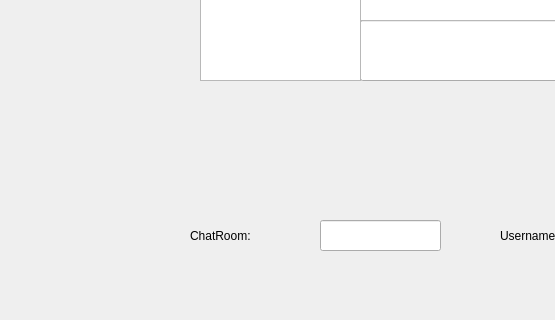
First picture: the form in Chat/UIChat/mainwindow.ui, repository VitaliyKolbasiuk/Chat, before the edit; both pictures show x 0 to 555 and y 430 to 750 of the 1063 by 750 pixel window.
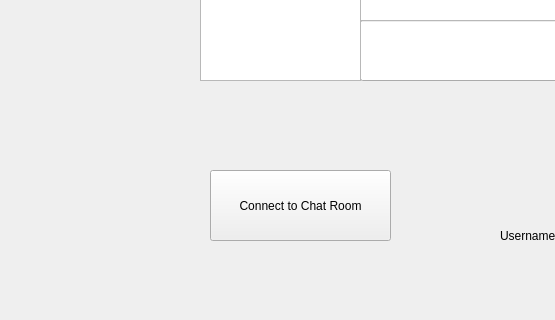
Second picture: the form after the edit.

Commit message: Fix close connection with user. Add modal dialogue to find chat room

```diff
--- a/Chat/UIChat/mainwindow.ui
+++ b/Chat/UIChat/mainwindow.ui
@@ -14,19 +14,6 @@
    <string>MainWindow</string>
   </property>
   <widget class="QWidget" name="centralwidget">
-   <widget class="QLabel" name="ChatRoomName">
-    <property name="geometry">
-     <rect>
-      <x>190</x>
-      <y>650</y>
-      <width>121</width>
-      <height>31</height>
-     </rect>
-    </property>
-    <property name="text">
-     <string>ChatRoom:</string>
-    </property>
-   </widget>
    <widget class="QLabel" name="Username">
     <property name="geometry">
      <rect>
@@ -53,16 +40,6 @@
      <string>Join</string>
     </property>
    </widget>
-   <widget class="QLineEdit" name="TextChatRoomName">
-    <property name="geometry">
-     <rect>
-      <x>320</x>
-      <y>650</y>
-      <width>121</width>
-      <height>31</height>
-     </rect>
-    </property>
-   </widget>
    <widget class="QLineEdit" name="TextUsername">
     <property name="geometry">
      <rect>
@@ -155,6 +132,19 @@
      </rect>
     </property>
    </widget>
+   <widget class="QPushButton" name="m_connectToChatRoomBtn">
+    <property name="geometry">
+     <rect>
+      <x>210</x>
+      <y>600</y>
+      <width>181</width>
+      <height>71</height>
+     </rect>
+    </property>
+    <property name="text">
+     <string>Connect to Chat Room</string>
+    </property>
+   </widget>
   </widget>
   <widget class="QMenuBar" name="menubar">
    <property name="geometry">
```
The commit also changes 13 other files.
